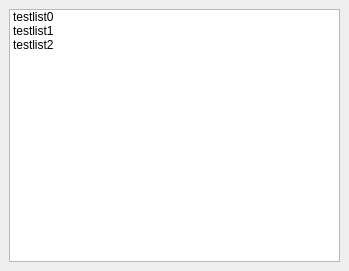
itisyang/playerdemo, file playerdemo/playlist.ui: the form before one commit.
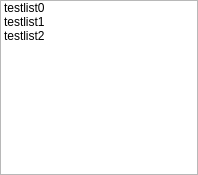
The form after the commit. Custom widgets are drawn as their Qt base class.

```diff
--- a/playerdemo/playlist.ui
+++ b/playerdemo/playlist.ui
@@ -1,20 +1,34 @@
 <?xml version="1.0" encoding="UTF-8"?>
 <ui version="4.0">
  <class>Playlist</class>
- <widget class="QDockWidget" name="Playlist">
+ <widget class="QWidget" name="Playlist">
   <property name="geometry">
    <rect>
     <x>0</x>
     <y>0</y>
-    <width>349</width>
-    <height>271</height>
+    <width>198</width>
+    <height>175</height>
    </rect>
   </property>
   <property name="windowTitle">
    <string>DockWidget</string>
   </property>
-  <widget class="QWidget" name="dockWidgetContents">
    <layout class="QGridLayout" name="gridLayout">
+   <property name="leftMargin">
+    <number>0</number>
+   </property>
+   <property name="topMargin">
+    <number>0</number>
+   </property>
+   <property name="rightMargin">
+    <number>0</number>
+   </property>
+   <property name="bottomMargin">
+    <number>0</number>
+   </property>
+   <property name="spacing">
+    <number>0</number>
+   </property>
     <item row="0" column="0">
      <widget class="MediaList" name="List">
       <property name="focusPolicy">
@@ -44,7 +58,6 @@
      </widget>
     </item>
    </layout>
-  </widget>
  </widget>
  <customwidgets>
   <customwidget>
```
Left out of the diff: 2 changed lines with no effect on the pictures. Lines whose indentation alone changed are shown as unchanged.
